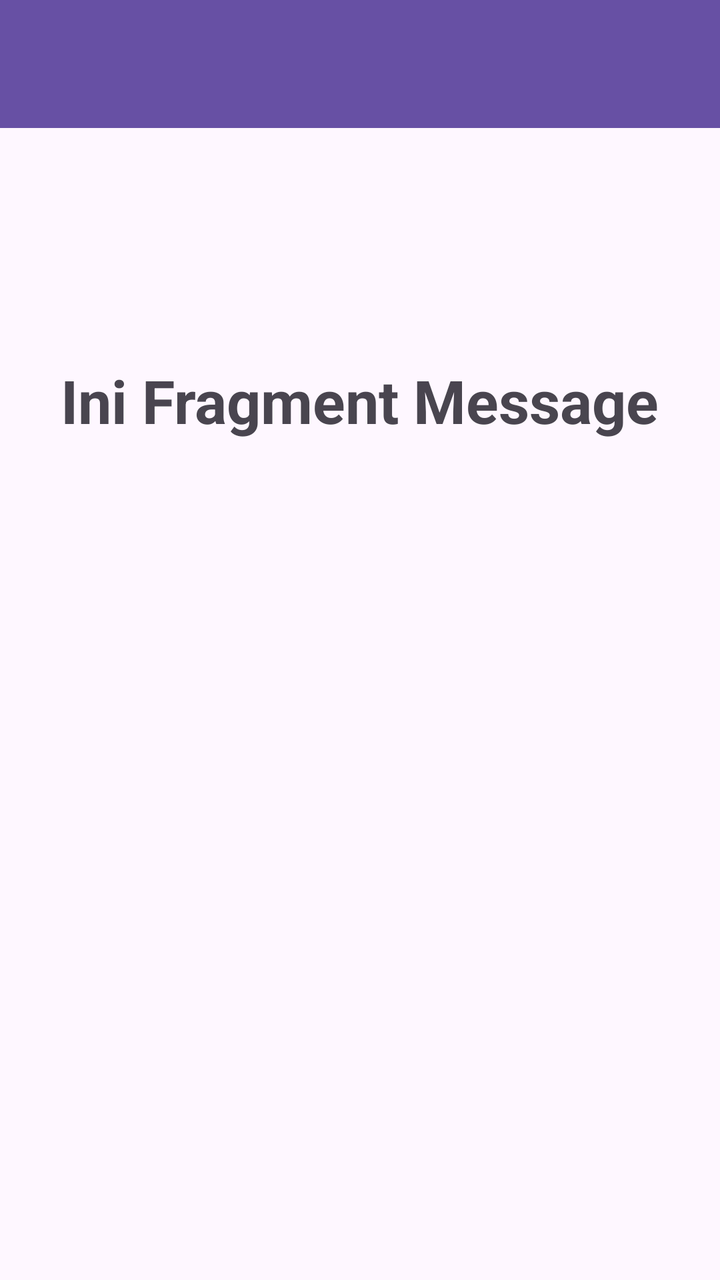
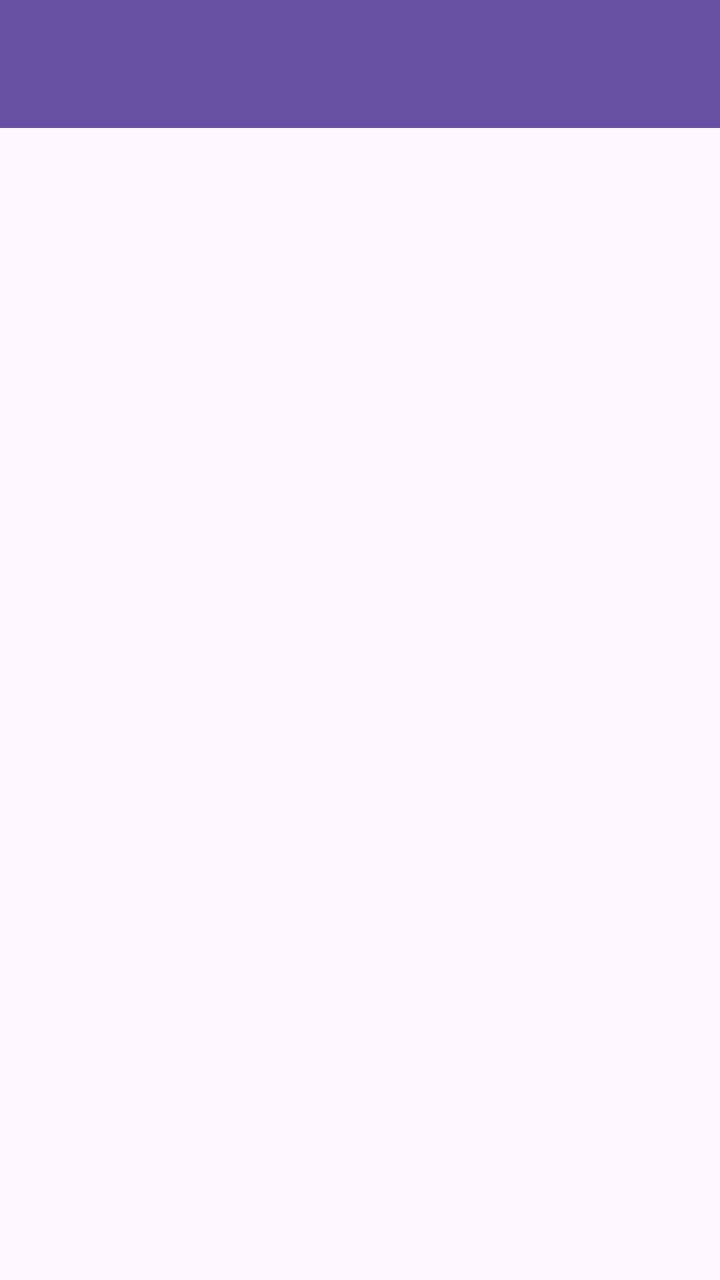

The first picture is an Android layout as it rendered before a commit; the second is the same layout after the commit. The layout source and the unified diff follow.
<!-- AndroidManifest.xml: application theme Theme.SonicApps -->
<!-- res/layout/fragment_message.xml -->
<?xml version="1.0" encoding="utf-8"?>
<androidx.constraintlayout.widget.ConstraintLayout xmlns:android="http://schemas.android.com/apk/res/android"
    xmlns:tools="http://schemas.android.com/tools"
    android:layout_width="match_parent"
    android:layout_height="match_parent"
    xmlns:app="http://schemas.android.com/apk/res-auto"
    tools:context=".Message.MessageFragment">

    <androidx.appcompat.widget.Toolbar
        android:id="@+id/toolbar"
        android:layout_width="match_parent"
        android:layout_height="?attr/actionBarSize"
        android:background="?attr/colorPrimary"
        app:layout_constraintEnd_toEndOf="parent"
        app:layout_constraintStart_toStartOf="parent"
        app:layout_constraintTop_toTopOf="parent"
        app:layout_scrollFlags="scroll|snap"
        app:subtitleTextColor="@android:color/white"
        app:titleTextColor="@android:color/white" />

    <TextView
        android:layout_width="wrap_content"
        android:layout_height="wrap_content"
        android:layout_marginTop="116dp"
        android:text="Ini Fragment Message"
        android:textSize="30sp"
        android:textStyle="bold"
        app:layout_constraintEnd_toEndOf="parent"
        app:layout_constraintStart_toStartOf="parent"
        app:layout_constraintTop_toBottomOf="@+id/toolbar" />
</androidx.constraintlayout.widget.ConstraintLayout>
<!-- resources referenced by this layout -->
<resources>
  <style name="Theme.SonicApps" parent="Base.Theme.SonicApps" />
  <style name="Base.Theme.SonicApps" parent="Theme.Material3.DayNight.NoActionBar">
          
          
      </style>
</resources>

<!-- the commit's change to res/layout/fragment_message.xml (unified diff, before → after) -->
@@ -1,31 +1,31 @@
 <?xml version="1.0" encoding="utf-8"?>
-<androidx.constraintlayout.widget.ConstraintLayout xmlns:android="http://schemas.android.com/apk/res/android"
+<androidx.coordinatorlayout.widget.CoordinatorLayout
+    xmlns:android="http://schemas.android.com/apk/res/android"
     xmlns:tools="http://schemas.android.com/tools"
     android:layout_width="match_parent"
     android:layout_height="match_parent"
     xmlns:app="http://schemas.android.com/apk/res-auto"
     tools:context=".Message.MessageFragment">
 
-    <androidx.appcompat.widget.Toolbar
-        android:id="@+id/toolbar"
+    <com.google.android.material.appbar.AppBarLayout
+        android:id="@+id/appBarLayout"
         android:layout_width="match_parent"
-        android:layout_height="?attr/actionBarSize"
-        android:background="?attr/colorPrimary"
-        app:layout_constraintEnd_toEndOf="parent"
-        app:layout_constraintStart_toStartOf="parent"
-        app:layout_constraintTop_toTopOf="parent"
-        app:layout_scrollFlags="scroll|snap"
-        app:subtitleTextColor="@android:color/white"
-        app:titleTextColor="@android:color/white" />
+        android:layout_height="wrap_content"
+        android:theme="@style/ThemeOverlay.AppCompat.Dark.ActionBar">
 
-    <TextView
-        android:layout_width="wrap_content"
-        android:layout_height="wrap_content"
-        android:layout_marginTop="116dp"
-        android:text="Ini Fragment Message"
-        android:textSize="30sp"
-        android:textStyle="bold"
-        app:layout_constraintEnd_toEndOf="parent"
-        app:layout_constraintStart_toStartOf="parent"
-        app:layout_constraintTop_toBottomOf="@+id/toolbar" />
-</androidx.constraintlayout.widget.ConstraintLayout>
+        <androidx.appcompat.widget.Toolbar
+            android:id="@+id/toolbar"
+            android:layout_width="match_parent"
+            android:layout_height="?attr/actionBarSize"
+            android:background="?attr/colorPrimary"
+            app:layout_scrollFlags="scroll|enterAlways"
+            app:titleTextColor="@android:color/white" />
+
+    </com.google.android.material.appbar.AppBarLayout>
+
+    <ListView
+        android:id="@+id/listMessageItems"
+        android:layout_width="match_parent"
+        android:layout_height="match_parent"
+        app:layout_behavior="@string/appbar_scrolling_view_behavior" />
+</androidx.coordinatorlayout.widget.CoordinatorLayout>
